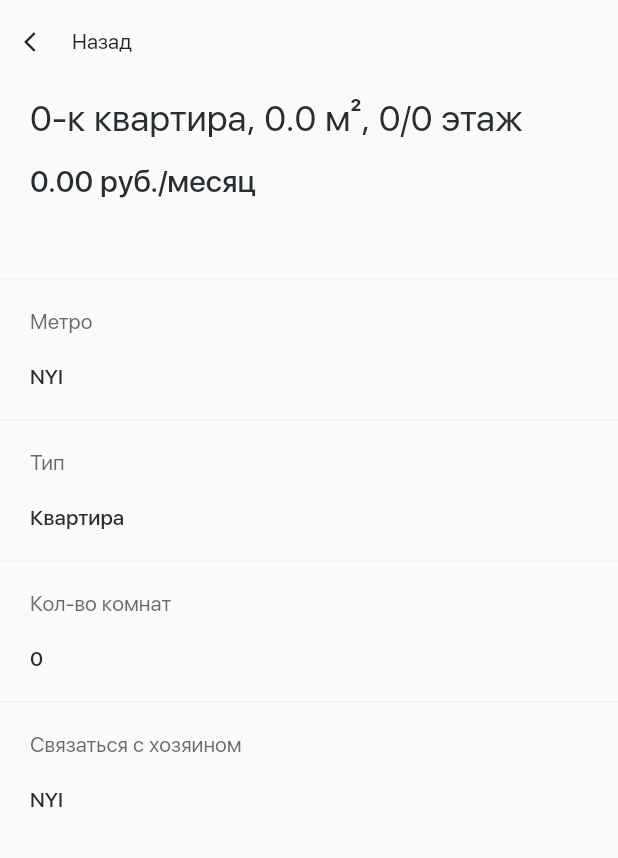
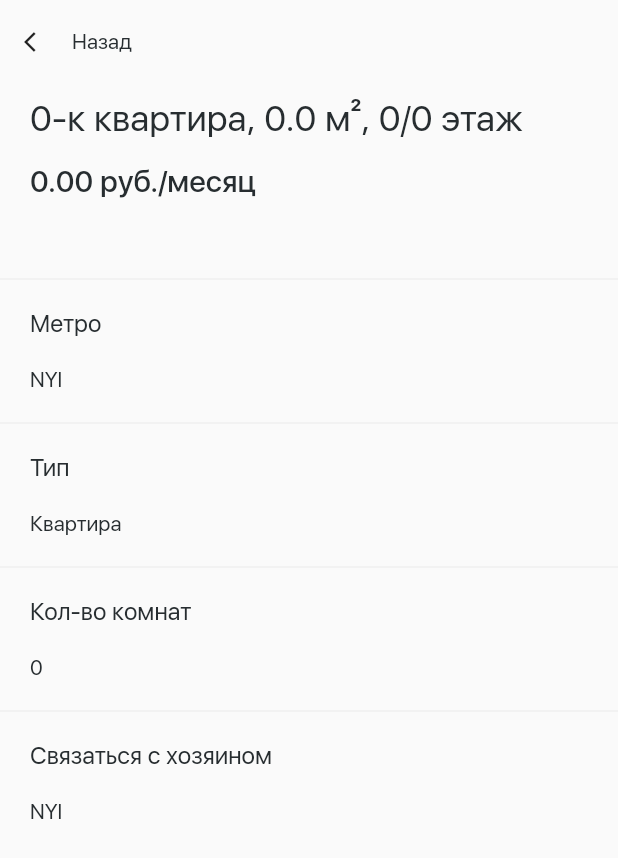
Before and after one commit to VictorNelin/iRenti, a Flutter app: the CatalogInfoPage screen opened directly with empty values, on a phone screen of 412 x 824 dp. Shown: the top 858 px of the screen. Run offline on Flutter 3.47's test engine with Material 2 defaults, Android fonts, the phone set to English and light mode, and no system bars; our stand-ins replace bloc, cloud_firestore, equatable, firebase_auth, firebase_storage, flushbar and 3 more; missing offline and left inert: mysql1; accounts and stored records are empty; project files that could hold a hidden picture were left out.

```diff
--- a/lib/pages/catalog/catalog_filter.dart
+++ b/lib/pages/catalog/catalog_filter.dart
@@ -112,7 +112,7 @@ class _CatalogFilterPageState extends State<CatalogFilterPage> {
             child: Text(
               'Фильтр',
               style: Theme.of(context).textTheme.headline.copyWith(
-                color: const Color(0xFF272D30),
+                //color: const Color(0xFF272D30),
               ),
             ),
           ),
@@ -122,7 +122,7 @@ class _CatalogFilterPageState extends State<CatalogFilterPage> {
             child: Text(
               'Регион: Москва',
               style: Theme.of(context).textTheme.body1.copyWith(
-                color: const Color(0xFF272D30),
+                //color: const Color(0xFF272D30),
               ),
             ),
           ),
@@ -221,7 +221,7 @@ class _CatalogFilterPageState extends State<CatalogFilterPage> {
                 if (state is LoadedState) {
                   return FlatButton(
                     child: Text(state.countLoading ? 'ЗАГРУЗКА...' : 'ПОКАЗАТЬ ВАРИАНТОВ${state.count == null ? '' : ': ${state.count}'}'),
-                    color: const Color(0xFF272D30),
+                    color: const Color(0xFFEF5353),
                     onPressed: state.count == null || state.countLoading ? null : () {
                       _bloc.dispatch(CatalogReload());
                       Navigator.pop(context);
--- a/lib/pages/catalog/catalog_info.dart
+++ b/lib/pages/catalog/catalog_info.dart
@@ -40,9 +40,7 @@ class CatalogInfoPage extends StatelessWidget {
             padding: const EdgeInsets.symmetric(horizontal: 20.0),
             child: Text(
               e.titleFormatted,
-              style: Theme.of(context).textTheme.headline.copyWith(
-                color: const Color(0xFF272D30),
-              ),
+              style: Theme.of(context).textTheme.headline,
             ),
           ),
           const SizedBox(height: 16.0),
@@ -50,9 +48,7 @@ class CatalogInfoPage extends StatelessWidget {
             padding: const EdgeInsets.symmetric(horizontal: 20.0),
             child: Text(
               '${e.costFormatted} руб./месяц',
-              style: Theme.of(context).textTheme.title.copyWith(
-                color: const Color(0xFF272D30),
-              ),
+              style: Theme.of(context).textTheme.title,
             ),
           ),
           const SizedBox(height: 16.0),
@@ -60,9 +56,7 @@ class CatalogInfoPage extends StatelessWidget {
             padding: const EdgeInsets.symmetric(horizontal: 20.0),
             child: Text(
               e.address,
-              style: Theme.of(context).textTheme.body1.copyWith(
-                color: const Color(0xFF272D30),
-              ),
+              style: Theme.of(context).textTheme.body1,
             ),
           ),
           const SizedBox(height: 20.0),
--- a/lib/widgets/list_tile.dart
+++ b/lib/widgets/list_tile.dart
@@ -39,20 +39,13 @@ class ListEntry extends StatelessWidget {
                         padding: EdgeInsets.symmetric(vertical: 20),
                         child: Text(
                           title,
-                          style: Theme.of(context).textTheme.body1.copyWith(
-                            color: const Color.fromRGBO(0x27, 0x2D, 0x30, 0.7),
-                            fontWeight: FontWeight.normal,
-                            fontSize: 14.0,
-                          ),
+                          style: Theme.of(context).textTheme.subhead,
                         ),
                       ),
                       Padding(
                         padding: EdgeInsets.only(bottom: 20),
                         child: DefaultTextStyle(
-                          style: Theme.of(context).textTheme.body2.copyWith(
-                            fontWeight: FontWeight.w500,
-                            color: const Color(0xFF272D30),
-                          ),
+                          style: Theme.of(context).textTheme.body1,
                           child: child,
                         ),
                       ),
```
Also changed, not shown: lib/main.dart (+78 -56 lines), lib/pages/messages/dialogs.dart (+1 -35 lines), lib/pages/messages/single_dialog.dart (+7 -12 lines), lib/pages/profile/profile.dart (+1 -6 lines).
